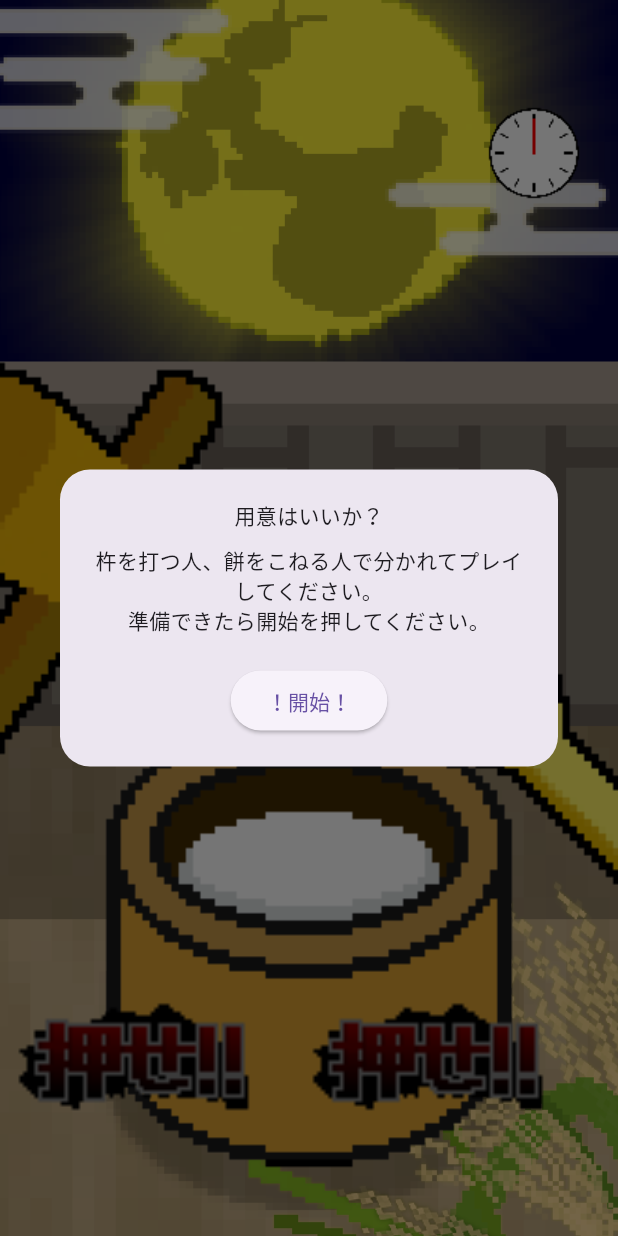
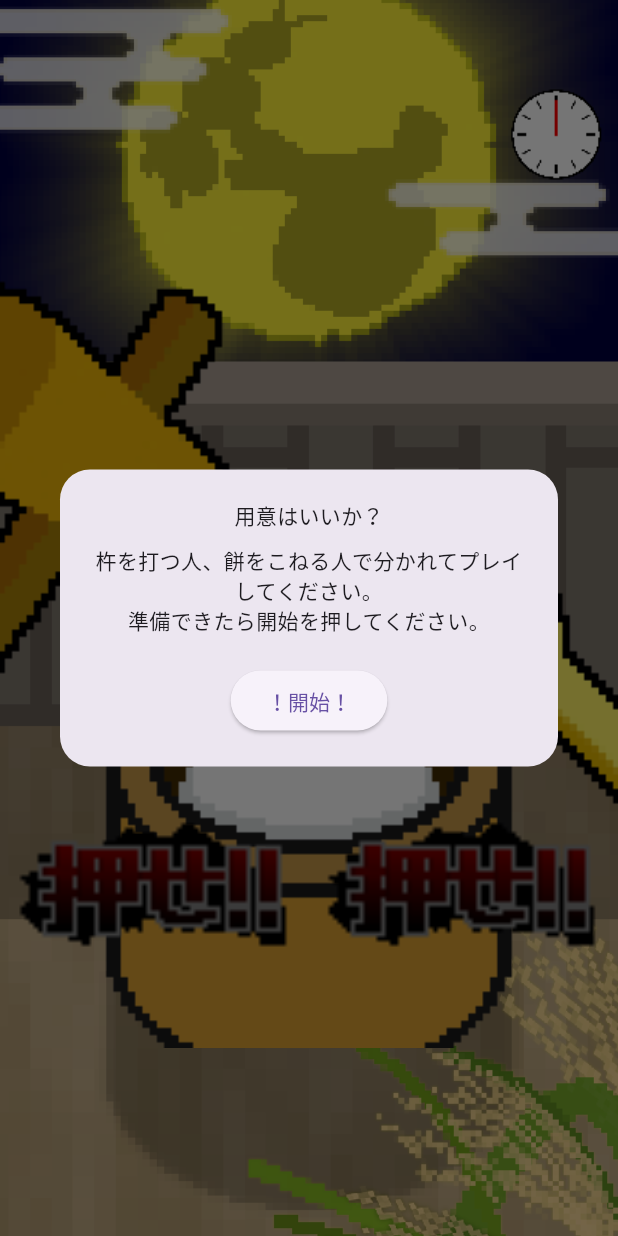
Before and after one commit to neon-Gi/hack_u_app, a Flutter app: the MultiMotiGamePage screen opened directly, on a phone screen of 412 x 824 dp. Run offline on Flutter 3.47's test engine with Material 3 defaults, Android fonts, the phone set to English and light mode, and no system bars; our stand-ins replace audioplayers, shared_preferences, video_player; missing offline and left inert: grpc, protobuf, toml; accounts and stored records are empty.

Commit message:
干支クイズまでのレスポンシブ化

```diff
--- a/hack_u_app/lib/moti.dart
+++ b/hack_u_app/lib/moti.dart
@@ -177,6 +177,7 @@ class _MotiGamePageState extends State<MotiGamePage>
         });
   }
 
+  // 処理成功ダイアログ
   Future<void> submitScore() async {
     try {
       final response = await PlayerManager().submitSocre(1, game.point);
@@ -282,7 +283,7 @@ class _MotiGamePageState extends State<MotiGamePage>
     await _sePlayer.play(AssetSource("se/moti/moti_dageki.mp3"));
   }
 
-  // スタート
+  // スタートSE
   Future<void> _startSE() async {
     await _sePlayer.play(AssetSource("se/start.mp3"));
   }
@@ -459,6 +460,8 @@ class _MotiGamePageState extends State<MotiGamePage>
 
   @override
   Widget build(BuildContext context) {
+    double screenWidth = MediaQuery.of(context).size.width;
+    double screenHeight = MediaQuery.of(context).size.height;
     return SafeArea(
       child: Scaffold(
         body: Container(
@@ -473,13 +476,13 @@ class _MotiGamePageState extends State<MotiGamePage>
             mainAxisSize: MainAxisSize.max,
             crossAxisAlignment: CrossAxisAlignment.center,
             children: <Widget>[
-              const SizedBox(height: 70),
+              SizedBox(height: screenHeight * 0.07),
               Row(
                 mainAxisAlignment: MainAxisAlignment.center,
                 mainAxisSize: MainAxisSize.min,
                 crossAxisAlignment: CrossAxisAlignment.center,
                 children: <Widget>[
-                  const SizedBox(width: 300),
+                  SizedBox(width: screenWidth * 0.8),
                   Container(
                     padding: const EdgeInsets.all(0),
                     alignment: Alignment.center,
@@ -492,6 +495,8 @@ class _MotiGamePageState extends State<MotiGamePage>
                   Container(
                     padding: const EdgeInsets.all(0),
                     alignment: Alignment.center,
+                    width: screenWidth,
+                    height: screenHeight * 0.7,
                     child: moti(),
                   ),
                   Column(
@@ -499,7 +504,7 @@ class _MotiGamePageState extends State<MotiGamePage>
                     mainAxisSize: MainAxisSize.min,
                     crossAxisAlignment: CrossAxisAlignment.center,
                     children: <Widget>[
-                      const SizedBox(height: 350),
+                      SizedBox(height: screenHeight * 0.35),
                       Container(
                         padding: const EdgeInsets.all(0),
                         alignment: Alignment.center,
@@ -509,7 +514,7 @@ class _MotiGamePageState extends State<MotiGamePage>
                                 onPressed: null,
                                 icon: Image.asset(
                                   "assets/moti/ose07_idle.png",
-                                  width: 300,
+                                  width: screenWidth * 0.7,
                                   fit: BoxFit.cover,
                                 ),
                               )
@@ -518,7 +523,7 @@ class _MotiGamePageState extends State<MotiGamePage>
                                     onPressed: null,
                                     icon: Image.asset(
                                       "assets/moti/mate7.png",
-                                      width: 300,
+                                      width: screenWidth * 0.7,
                                       fit: BoxFit.cover,
                                     ),
                                   )
@@ -527,7 +532,7 @@ class _MotiGamePageState extends State<MotiGamePage>
                                     onPressed: onPress,
                                     icon: Image.asset(
                                       "assets/moti/ose07.png",
-                                      width: 300,
+                                      width: screenWidth * 0.7,
                                       fit: BoxFit.cover,
                                     ),
                                   ),
@@ -836,6 +841,8 @@ class _MultiMotiGamePageState extends State<MultiMotiGamePage>
   }
 
   Widget build(BuildContext context) {
+    double screenWidth = MediaQuery.of(context).size.width;
+    double screenHeight = MediaQuery.of(context).size.height;
     return SafeArea(
       child: Scaffold(
         body: Container(
@@ -850,13 +857,13 @@ class _MultiMotiGamePageState extends State<MultiMotiGamePage>
             mainAxisSize: MainAxisSize.max,
             crossAxisAlignment: CrossAxisAlignment.center,
             children: <Widget>[
-              const SizedBox(height: 70),
+              SizedBox(height: screenHeight * 0.07),
               Row(
                 mainAxisAlignment: MainAxisAlignment.center,
                 mainAxisSize: MainAxisSize.min,
                 crossAxisAlignment: CrossAxisAlignment.center,
                 children: [
-                  const SizedBox(width: 300),
+                  SizedBox(width: screenWidth * 0.8),
                   Container(
                     padding: const EdgeInsets.all(0),
                     alignment: Alignment.center,
@@ -869,14 +876,16 @@ class _MultiMotiGamePageState extends State<MultiMotiGamePage>
                   Container(
                     padding: const EdgeInsets.all(0),
                     alignment: Alignment.center,
+                    width: screenWidth,
+                    height: screenHeight * 0.7,
                     child: moti(),
                   ),
                   Column(
                     mainAxisAlignment: MainAxisAlignment.start,
-                    mainAxisSize: MainAxisSize.min,
+                    mainAxisSize: MainAxisSize.max,
                     crossAxisAlignment: CrossAxisAlignment.center,
                     children: [
-                      const SizedBox(height: 450),
+                      SizedBox(height: screenHeight * 0.4),
                       Row(
                         mainAxisAlignment: MainAxisAlignment.center,
                         mainAxisSize: MainAxisSize.min,
@@ -888,7 +897,7 @@ class _MultiMotiGamePageState extends State<MultiMotiGamePage>
                                   icon: Image.asset(
                                     "assets/moti/ose07_idle.png",
                                     fit: BoxFit.cover,
-                                    width: 160,
+                                    width: screenWidth * 0.45,
                                   ),
                                 )
                               : (game.mistake)
@@ -897,7 +906,7 @@ class _MultiMotiGamePageState extends State<MultiMotiGamePage>
                                       icon: Image.asset(
                                         "assets/moti/mate7.png",
                                         fit: BoxFit.cover,
-                                        width: 160,
+                                        width: screenWidth * 0.45,
                                       ),
                                     )
                                   : IconButton(
@@ -905,10 +914,10 @@ class _MultiMotiGamePageState extends State<MultiMotiGamePage>
                                       icon: Image.asset(
                                         "assets/moti/ose07.png",
                                         fit: BoxFit.cover,
-                                        width: 160,
+                                        width: screenWidth * 0.45,
                                       ),
                                     ),
-                          const SizedBox(width: 20),
+                          SizedBox(width: screenWidth * 0.01),
                           (!game.start ||
                                   game.mistake ||
                                   game.timerSec <= 0 ||
@@ -918,7 +927,7 @@ class _MultiMotiGamePageState extends State<MultiMotiGamePage>
                                   icon: Image.asset(
                                     "assets/moti/ose07_idle.png",
                                     fit: BoxFit.cover,
-                                    width: 160,
+                                    width: screenWidth * 0.45,
                                   ),
                                 )
                               : IconButton(
@@ -926,7 +935,7 @@ class _MultiMotiGamePageState extends State<MultiMotiGamePage>
                                   icon: Image.asset(
                                     "assets/moti/ose07.png",
                                     fit: BoxFit.cover,
-                                    width: 160,
+                                    width: screenWidth * 0.45,
                                   ),
                                 ),
                         ],
```
Also changed, not shown: hack_u_app/lib/etoq.dart (+16 -14 lines).
